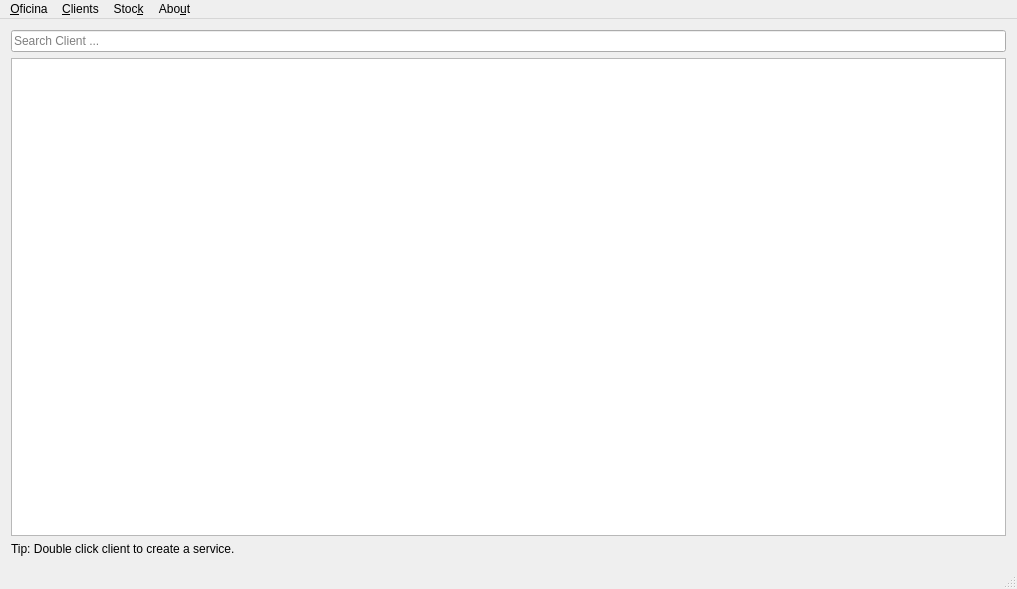
Above: Main_Window.ui from bedi1982/Oficina before the change. Below: the same form after it.
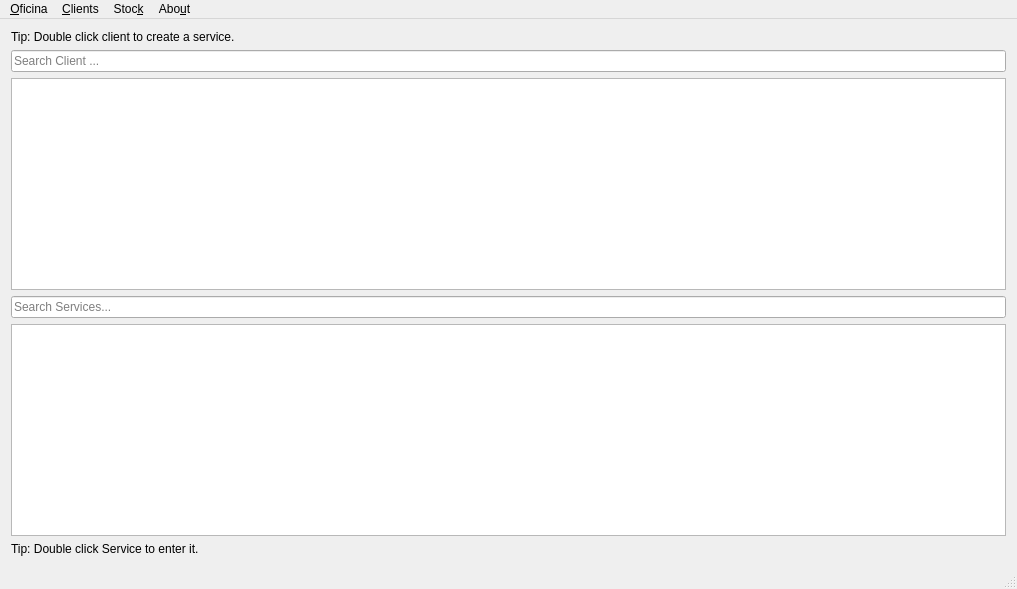
That is the form after the change. Icons and pictures are not drawn.

Commit message: Show also services list on main screen, ongoing implementation

What changed in the file:
```diff
--- a/Main_Window.ui
+++ b/Main_Window.ui
@@ -22,21 +22,27 @@
   </property>
   <widget class="QWidget" name="centralWidget">
    <layout class="QGridLayout" name="gridLayout_4">
-    <item row="1" column="1" colspan="9">
-     <widget class="QLineEdit" name="line_ID_or_Name">
+    <item row="0" column="1">
+     <widget class="QLabel" name="lbl_click_client">
+      <property name="maximumSize">
+       <size>
+        <width>16777215</width>
+        <height>14</height>
+       </size>
+      </property>
       <property name="text">
-       <string/>
-      </property>
-      <property name="maxLength">
-       <number>30</number>
-      </property>
-      <property name="placeholderText">
-       <string>Search Client ...</string>
+       <string>Tip: Double click client to create a service.</string>
       </property>
      </widget>
     </item>
-    <item row="2" column="1" rowspan="5" colspan="9">
+    <item row="2" column="1" colspan="8">
      <widget class="QTableView" name="tbl_Client_List">
+      <property name="sizePolicy">
+       <sizepolicy hsizetype="Expanding" vsizetype="Ignored">
+        <horstretch>0</horstretch>
+        <verstretch>0</verstretch>
+       </sizepolicy>
+      </property>
       <property name="toolTip">
        <string/>
       </property>
@@ -72,7 +78,30 @@
       </attribute>
      </widget>
     </item>
-    <item row="7" column="8">
+    <item row="7" column="1" colspan="8">
+     <widget class="QTableView" name="tbl_Services_list">
+      <property name="enabled">
+       <bool>true</bool>
+      </property>
+      <property name="sizePolicy">
+       <sizepolicy hsizetype="Expanding" vsizetype="Ignored">
+        <horstretch>0</horstretch>
+        <verstretch>0</verstretch>
+       </sizepolicy>
+      </property>
+     </widget>
+    </item>
+    <item row="5" column="1" colspan="8">
+     <widget class="QLineEdit" name="lineEdit_Search_Service">
+      <property name="text">
+       <string/>
+      </property>
+      <property name="placeholderText">
+       <string>Search Services...</string>
+      </property>
+     </widget>
+    </item>
+    <item row="8" column="8">
      <widget class="QLabel" name="lbl_database_status">
       <property name="maximumSize">
        <size>
@@ -85,23 +114,23 @@
       </property>
      </widget>
     </item>
-    <item row="7" column="9">
-     <widget class="QLabel" name="lbl_sys_version">
+    <item row="1" column="1" colspan="8">
+     <widget class="QLineEdit" name="line_Search_Client">
       <property name="text">
        <string/>
       </property>
+      <property name="maxLength">
+       <number>30</number>
+      </property>
+      <property name="placeholderText">
+       <string>Search Client ...</string>
+      </property>
      </widget>
     </item>
-    <item row="7" column="1" colspan="2">
-     <widget class="QLabel" name="lbl_click_client">
-      <property name="maximumSize">
-       <size>
-        <width>16777215</width>
-        <height>14</height>
-       </size>
-      </property>
+    <item row="8" column="1">
+     <widget class="QLabel" name="label">
       <property name="text">
-       <string>Tip: Double click client to create a service.</string>
+       <string>Tip: Double click Service to enter it.</string>
       </property>
      </widget>
     </item>
```
The commit also changes 4 other files.
